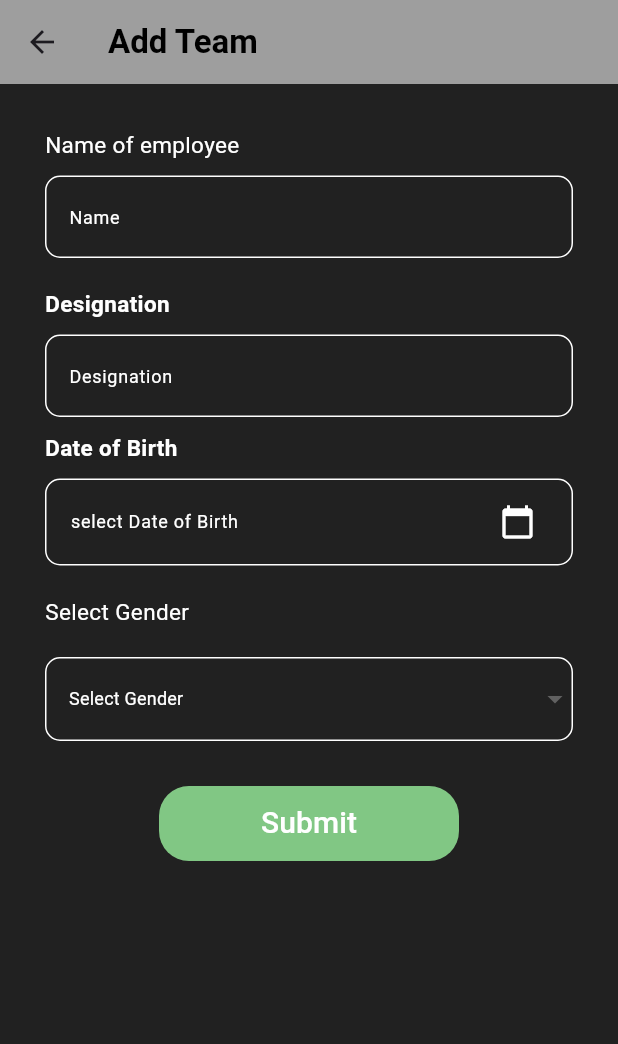
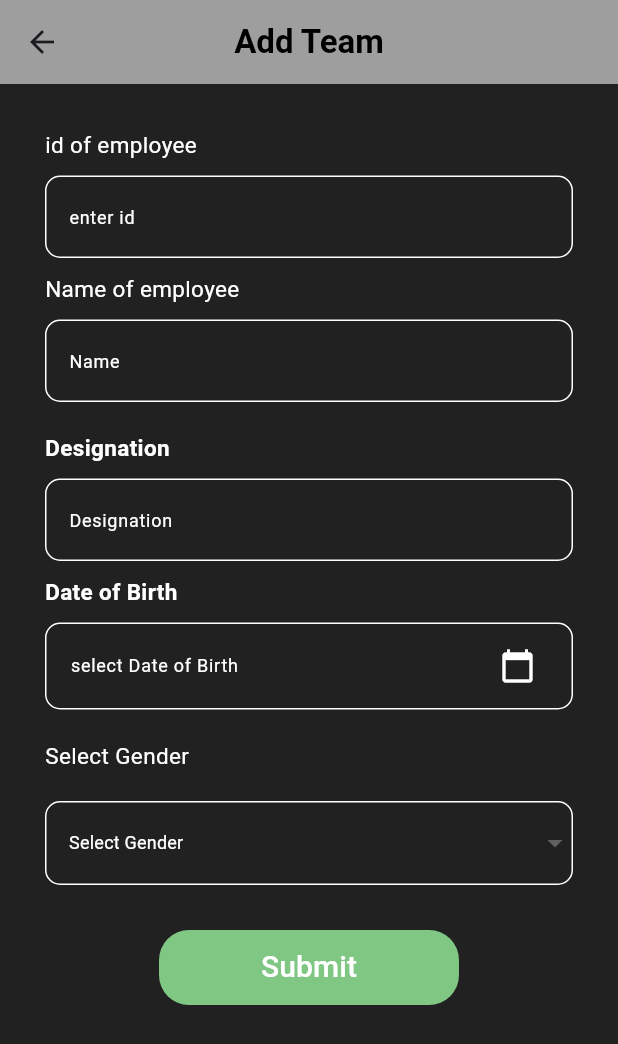
Before and after one commit to Shaheed-Afreed/Employee-Management, a Flutter app: the AddTeamMember screen opened directly, on a phone screen of 412 x 824 dp. Shown: the top 1044 px of the screen. Run offline on Flutter 3.47's test engine with Material 3 defaults, Android fonts, the phone set to English and light mode, and no system bars; our stand-ins replace sqflite; accounts and stored records are empty.

```diff
--- a/lib/Pages/add_team_member.dart
+++ b/lib/Pages/add_team_member.dart
@@ -11,8 +11,9 @@ class AddTeamMember extends StatefulWidget {
 
 class _AddTeamMemberState extends State<AddTeamMember> {
   //Controller to take the data from Form
- // TextEditingController _id =TextEditingController();
+
   TextEditingController _name=TextEditingController();
+  TextEditingController id=TextEditingController();
   TextEditingController _designation=TextEditingController();
   List<String> _gender=["Male","Female"];
   String? gender;
@@ -33,10 +34,12 @@ class _AddTeamMemberState extends State<AddTeamMember> {
   // _submit function is used to give the value from the Text field  to instance variable present inside the Employee class through Constructor
   void _submit() async {
     Employee member = Employee(
+      id: id.text,
       gender: gender,
       name: _name.text,
       role: _designation.text,
       dateOfBirth: _selecteddate,
+
 
 
     );
@@ -51,8 +54,9 @@ class _AddTeamMemberState extends State<AddTeamMember> {
     return Scaffold(
       backgroundColor: Colors.grey[900],
       appBar: AppBar(
-        title: Text("Add Team",style: TextStyle(color: Colors.black,fontSize: 22,fontWeight: FontWeight.bold),),
-      centerTitle: false,
+        title: Text("Add Team",
+          style: TextStyle(color: Colors.black,fontSize: 22,fontWeight: FontWeight.bold),),
+      centerTitle: true,
       automaticallyImplyLeading: true,
       backgroundColor: Colors.grey,
      // automaticallyImplyLeading: false,
@@ -64,6 +68,39 @@ class _AddTeamMemberState extends State<AddTeamMember> {
           child: Column(
             crossAxisAlignment: CrossAxisAlignment.start,
             children: [
+              Text("id of employee",
+                style:TextStyle(color: Colors.white,fontSize: 15),
+              ),
+              SizedBox(height: 10,),
+              TextField(
+                style:TextStyle(
+                  color: Colors.white,
+                  fontSize: 15,
+                  fontWeight: FontWeight.w400,
+                ),
+                controller: id,
+                decoration: InputDecoration(
+                    border: OutlineInputBorder(borderRadius: BorderRadius.circular(10),),
+                    hintText: "enter id",
+                    hintStyle: TextStyle(
+                      color: Colors.white,
+                      fontSize: 12,
+                      fontWeight: FontWeight.w400,
+                    ),
+                    enabledBorder: OutlineInputBorder(
+                      borderSide: BorderSide(color: Colors.white),
+                      borderRadius: BorderRadius.circular(10),
+                    ),
+                    focusedBorder: OutlineInputBorder(
+                      borderSide: BorderSide(color: Colors.white),
+                      borderRadius: BorderRadius.circular(10),
+                    )
+
+                ),
+
+              ),
+              SizedBox(height: 10,),
+
               //text for the Name field
               Text("Name of employee",
                 style:TextStyle(color: Colors.white,fontSize: 15),
@@ -97,6 +134,7 @@ class _AddTeamMemberState extends State<AddTeamMember> {
                   ),
 
               ) ,
+
               SizedBox(height: 20,),
               // Text of Designation
               Text("Designation",
@@ -202,10 +240,12 @@ class _AddTeamMemberState extends State<AddTeamMember> {
 
                 ),
                   child: TextButton(onPressed: (){
+                    print(id.text);
                     print(_name.text);
                     print(_selecteddate.toString());
                     print(_designation.text);
                     print(gender);
+
                     _submit();
                     Navigator.pop(context);
                   },child: Text("Submit",style: TextStyle(color: Colors.white,fontSize: 20),),),
```
